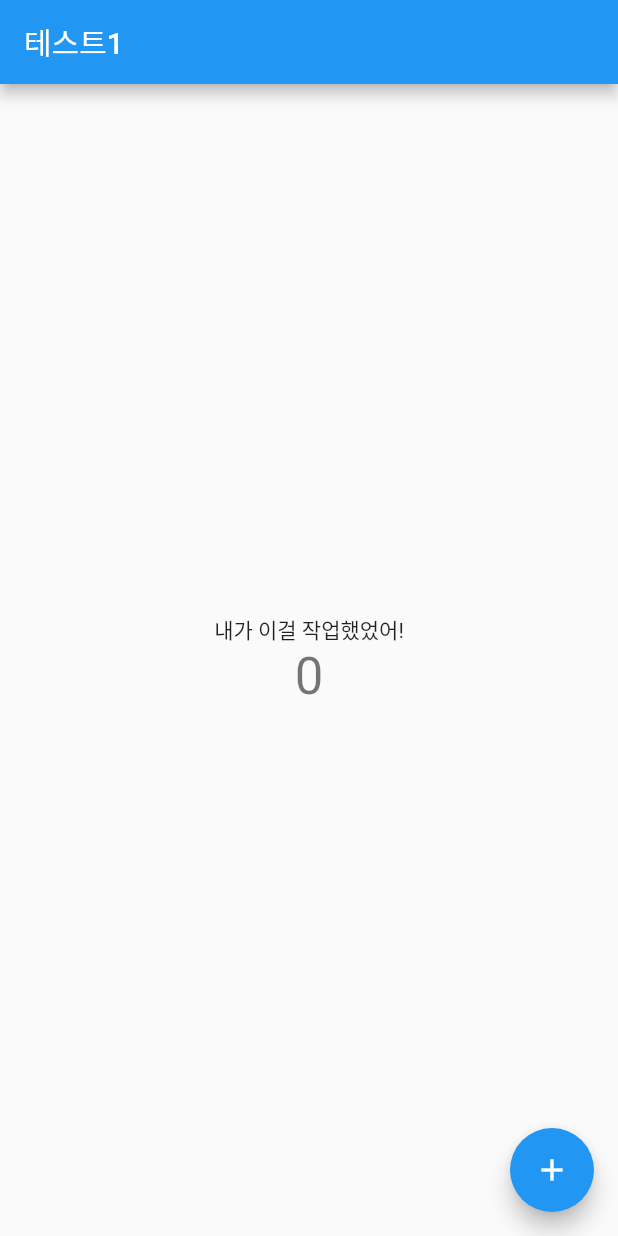
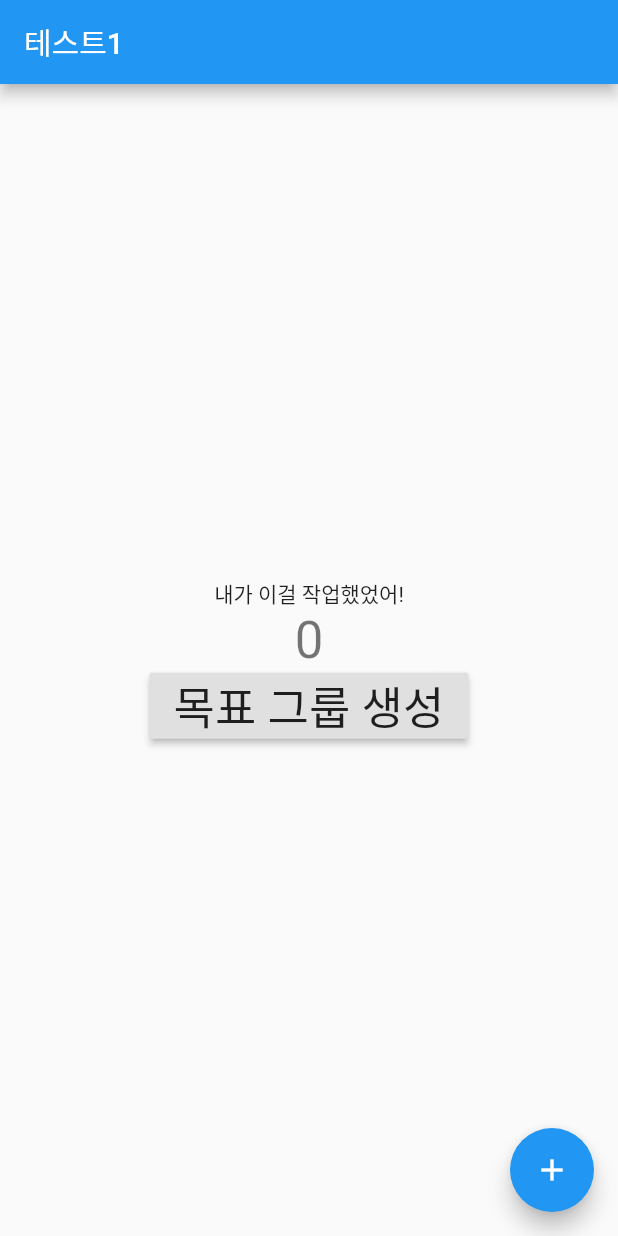
Before and after one commit to kmpkmp2/carrot-and-stck-app, a Flutter app: the screen it shows after launch, on a phone screen of 412 x 824 dp. Run offline on Flutter 3.47's test engine with Material 2 defaults, Android fonts, the phone set to English and light mode, and no system bars; accounts and stored records are empty.

```diff
--- a/lib/main.dart
+++ b/lib/main.dart
@@ -1,3 +1,4 @@
+import 'package:carrot_and_stick/pages/goal_group_page.dart';
 import 'package:flutter/material.dart';
 
 void main() => runApp(MyApp());
@@ -50,6 +51,12 @@ class _MyHomePageState extends State<MyHomePage> {
               '$_counter',
               style: Theme.of(context).textTheme.display1,
             ),
+            RaisedButton(
+                child:Text('목표 그룹 생성', style: TextStyle(fontSize: 30)),
+                onPressed: ()  {
+                  Navigator.push(context, MaterialPageRoute(builder: (context) => GoalGroupActivity()));
+                }
+            ),
           ],
         ),
       ),
```
